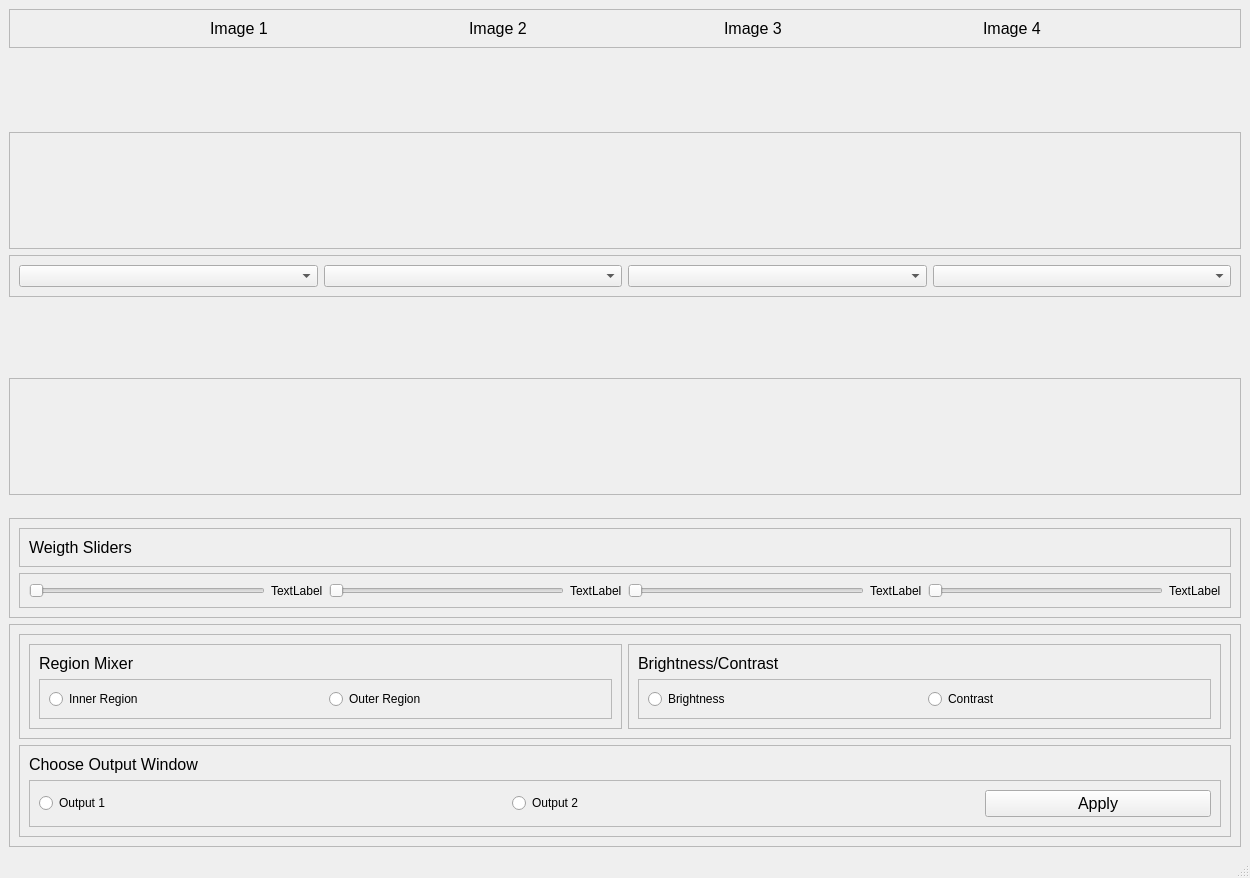
shehab400/Face_Morphing, file GUI.ui: the form before one commit.
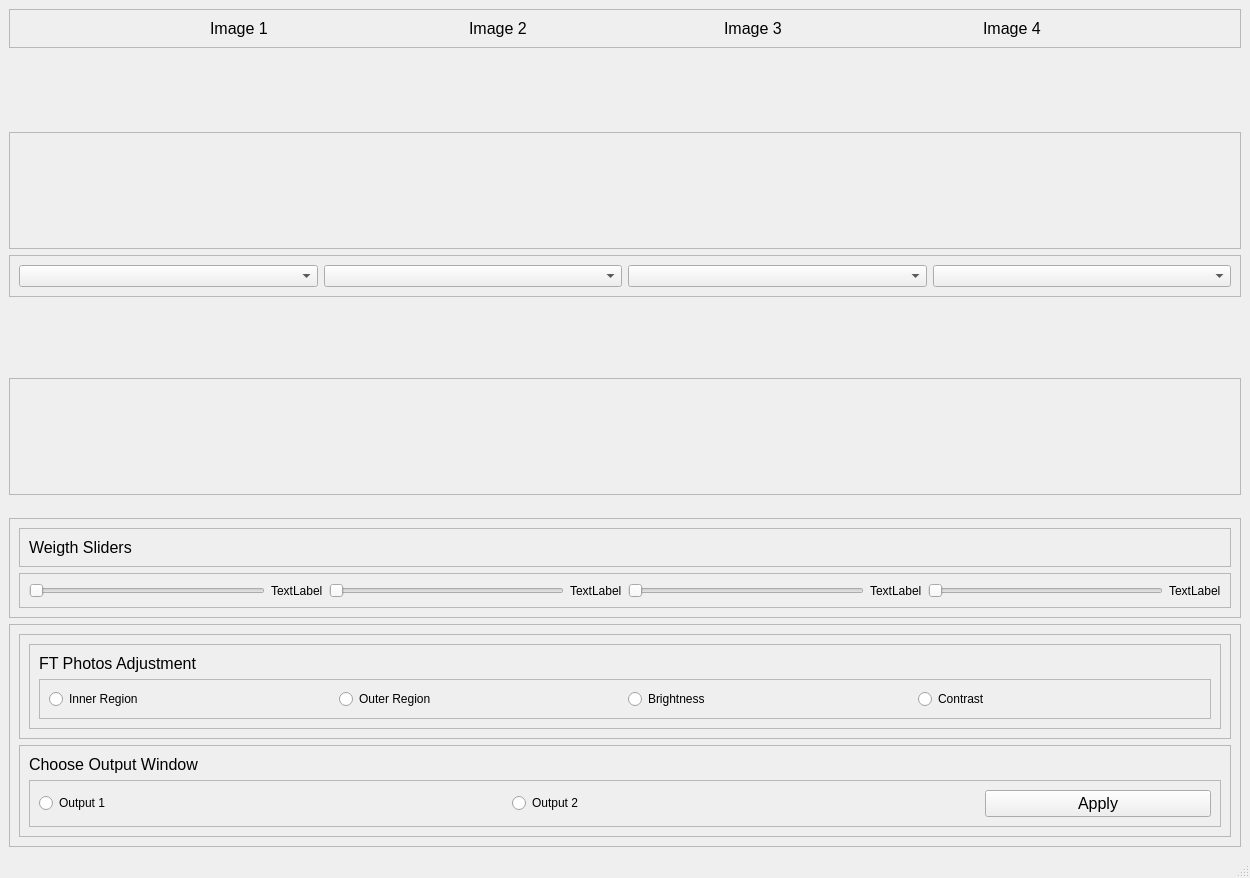
The form after the commit.

Commit message: es7b taNY

The edit to the form file:
```diff
--- a/GUI.ui
+++ b/GUI.ui
@@ -154,7 +154,7 @@
                 </font>
                </property>
                <property name="text">
-                <string>Region Mixer</string>
+                <string>FT Photos Adjustment</string>
                </property>
               </widget>
              </item>
@@ -181,42 +181,6 @@
                   </property>
                  </widget>
                 </item>
-               </layout>
-              </widget>
-             </item>
-            </layout>
-           </widget>
-          </item>
-          <item>
-           <widget class="QFrame" name="frame_11">
-            <property name="frameShape">
-             <enum>QFrame::StyledPanel</enum>
-            </property>
-            <property name="frameShadow">
-             <enum>QFrame::Raised</enum>
-            </property>
-            <layout class="QVBoxLayout" name="verticalLayout_2">
-             <item>
-              <widget class="QLabel" name="label_12">
-               <property name="font">
-                <font>
-                 <pointsize>12</pointsize>
-                </font>
-               </property>
-               <property name="text">
-                <string>Brightness/Contrast</string>
-               </property>
-              </widget>
-             </item>
-             <item>
-              <widget class="QFrame" name="frame_12">
-               <property name="frameShape">
-                <enum>QFrame::StyledPanel</enum>
-               </property>
-               <property name="frameShadow">
-                <enum>QFrame::Raised</enum>
-               </property>
-               <layout class="QHBoxLayout" name="horizontalLayout_18">
                 <item>
                  <widget class="QRadioButton" name="brightness_radio">
                   <property name="text">
```
